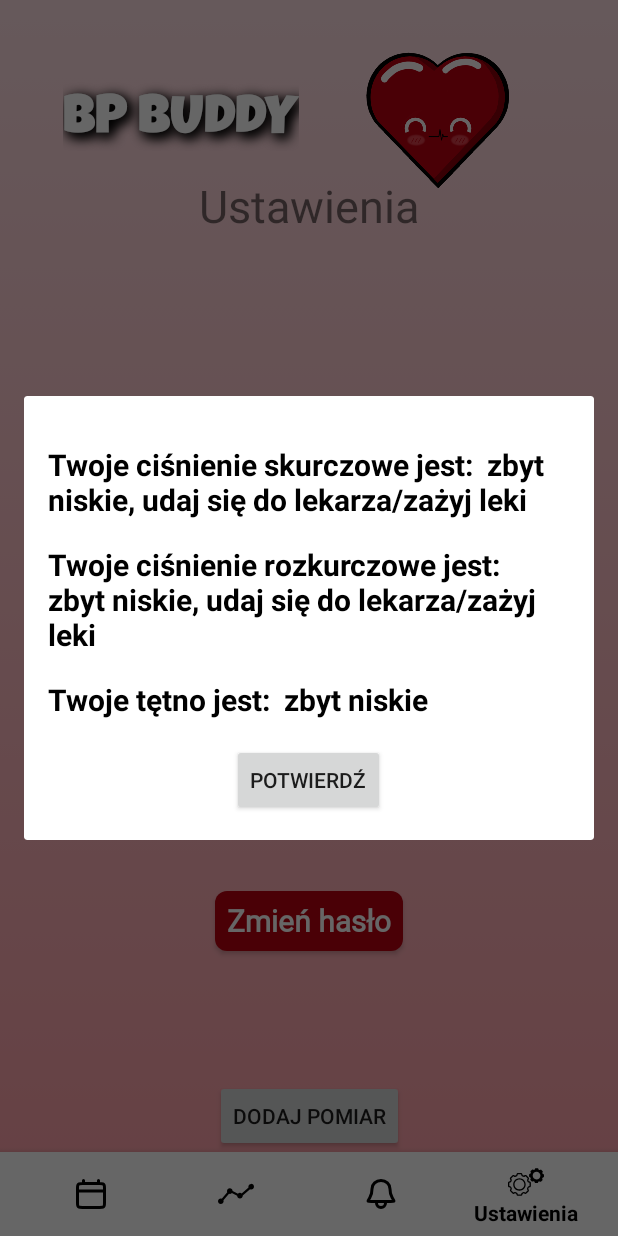
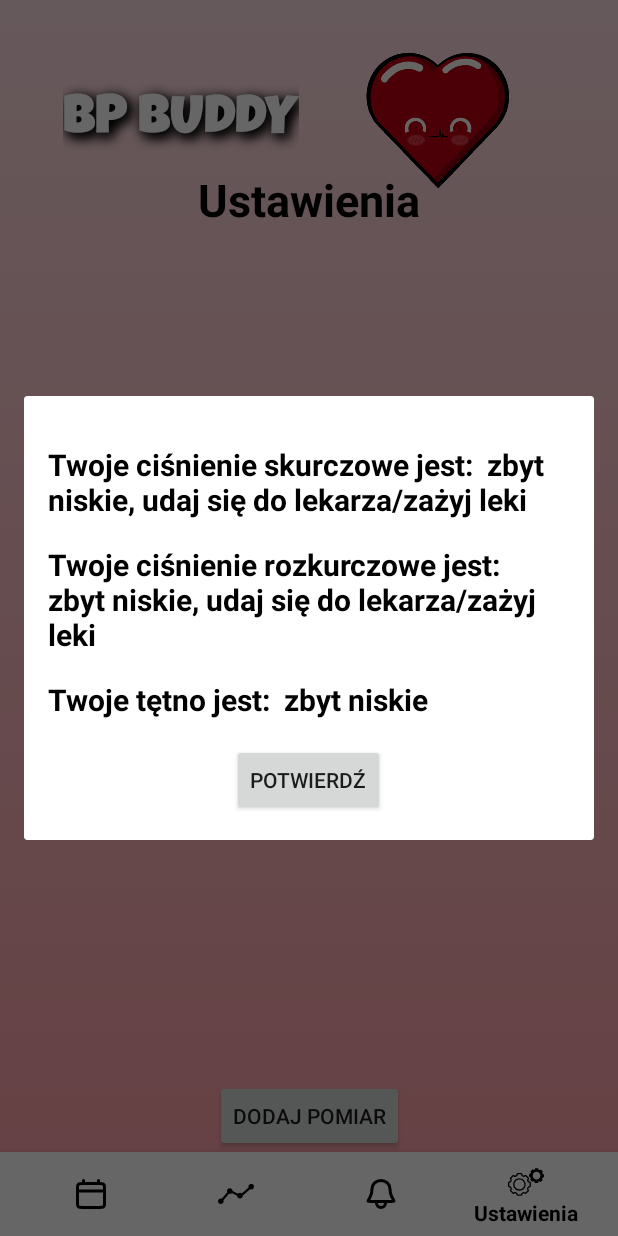
Before and after one commit to WiktoriaPabis/Aplikacja_BP_buddy, an Android app: the fragment MeasurementInfoDialogFragment placed in its activity, item 4 of the bottom bar chosen, on a phone screen of 412 x 824 dp. Run offline under Robolectric (Android 15) with nearby library versions, the phone set to English and light mode, and no system bars; our stand-ins replace Firebase (no records; nobody signed in at launch, a user with empty details on screens opened directly).

Commit message:
edycja i usuwanie pomairów, kolejne dodatkowe zabezpieczenia

```diff
--- a/app/src/main/java/com/example/bp_buddy/MeasuerementInfo.kt
+++ b/app/src/main/java/com/example/bp_buddy/MeasuerementInfo.kt
@@ -20,6 +20,9 @@ import java.util.*
 import androidx.fragment.app.DialogFragment
 import com.google.android.material.snackbar.Snackbar
 
+/**
+ * Fragment dialogowy do wyświetlania informacji o dokonanym pomiarze ciśnienia krwi.
+ */
 class MeasurementInfoDialogFragment : DialogFragment(), View.OnClickListener {
 
     private var previousFragment: DialogFragment?
@@ -38,10 +41,23 @@ class MeasurementInfoDialogFragment : DialogFragment(), View.OnClickListener {
 
     }
 
+    /**
+     * Metoda ustawiająca poprzedni fragment dialogowy, który wywołał bieżący dialog.
+     *
+     * @param fragment Poprzedni fragment dialogowy.
+     */
     fun setPreviousFragment(fragment: DialogFragment) {
         previousFragment = fragment
     }
 
+    /**
+     * Metoda cyklu życia fragmentu dialogowego, odpowiedzialna za tworzenie i inflację widoku dialogowego.
+     *
+     * @param inflater           Inflater używany do inflacji widoku.
+     * @param container          Kontener rodzicowski, do którego zostanie dołączony widok dialogowy.
+     * @param savedInstanceState Zapisany stan fragmentu, jeśli jest ponownie tworzony po zniszczeniu.
+     * @return Zainicjalizowany widok dialogowy.
+     */
     @SuppressLint("MissingInflatedId")
     override fun onCreateView(
         inflater: LayoutInflater, container: ViewGroup?,
@@ -70,6 +86,11 @@ class MeasurementInfoDialogFragment : DialogFragment(), View.OnClickListener {
         return view
     }
 
+    /**
+     * Metoda obsługująca kliknięcia przycisków w dialogu.
+     *
+     * @param view Widok, który został kliknięty.
+     */
     override fun onClick(view: View?) {
         when (view?.id) {
             R.id.confirmButton1 -> {
@@ -82,14 +103,21 @@ class MeasurementInfoDialogFragment : DialogFragment(), View.OnClickListener {
 
     }
 // diastolic= rozkurczowe
+    /**
+     * Metoda do wyświetlenia informacji o dokonanym pomiarze.
+     *
+     * @param systolicValue  Wartość ciśnienia skurczowego.
+     * @param diastolicValue Wartość ciśnienia rozkurczowego.
+     * @param pulseValue     Wartość tętna.
+     */
     private fun measurementInformation(systolicValue: Int, diastolicValue: Int, pulseValue: Int) {
         val baseText1 = "Twoje ciśnienie skurczowe jest: "
         val baseText2 = "Twoje ciśnienie rozkurczowe jest: "
         val baseText3 = "Twoje tętno jest: "
 
     val condition1 = when {
-        systolicValue in 0..90 -> "zbyt niskie, udaj się do lekarza/zażyj leki"
-        systolicValue in 90..120 -> "optymalne"
+        systolicValue in 0..89 -> "zbyt niskie, udaj się do lekarza/zażyj leki"
+        systolicValue in 90..119 -> "optymalne"
         systolicValue in 120..129 -> "w normie"
         systolicValue in 130..139 -> "wysokie"
         systolicValue > 140 -> "zbyt wysokie, udaj się do lekarza/zażyj leki"
@@ -100,8 +128,8 @@ class MeasurementInfoDialogFragment : DialogFragment(), View.OnClickListener {
 
 
     val condition2 = when {
-        diastolicValue in 0..60 -> "zbyt niskie, udaj się do lekarza/zażyj leki"
-        diastolicValue in 60..80 -> "optymalne"
+        diastolicValue in 0..59 -> "zbyt niskie, udaj się do lekarza/zażyj leki"
+        diastolicValue in 60..79 -> "optymalne"
         diastolicValue in 80..84 -> "w normie"
         diastolicValue in 85..89 -> "wysokie"
         diastolicValue > 90 -> "zbyt wysokie, udaj się do lekarza/zażyj leki"
@@ -111,7 +139,7 @@ class MeasurementInfoDialogFragment : DialogFragment(), View.OnClickListener {
         measurementInfo2?.text = updatedText2
 
     val condition3 = when {
-        pulseValue in 0..60 -> "zbyt niskie"
+        pulseValue in 0..59 -> "zbyt niskie"
         pulseValue in 60..100 -> "w normie"
         pulseValue > 100 -> "zbyt wysokie"
         else -> ""
--- a/app/src/main/java/com/example/bp_buddy/MeasurementAdapter.kt
+++ b/app/src/main/java/com/example/bp_buddy/MeasurementAdapter.kt
@@ -6,8 +6,10 @@ import android.view.ViewGroup
 import android.widget.TextView
 import androidx.recyclerview.widget.RecyclerView
 
-class MeasurementsAdapter(private val measurementsList: List<Map<String, Any>>) :
-    RecyclerView.Adapter<MeasurementsAdapter.MeasurementViewHolder>() {
+
+class MeasurementsAdapter(private val measurementsList: List<Map<String, Any>>,
+                          private val clickListener: (Int) -> Unit // Listener dla kliknięcia elementu
+    ): RecyclerView.Adapter<MeasurementsAdapter.MeasurementViewHolder>() {
 
     override fun onCreateViewHolder(parent: ViewGroup, viewType: Int): MeasurementViewHolder {
         val view = LayoutInflater.from(parent.context).inflate(R.layout.measurement_adapter, parent, false)
@@ -17,6 +19,11 @@ class MeasurementsAdapter(private val measurementsList: List<Map<String, Any>>)
     override fun onBindViewHolder(holder: MeasurementViewHolder, position: Int) {
         val measurement = measurementsList[position]
         holder.bind(measurement)
+
+        // Ustawienie OnClickListener dla elementu w RecyclerView
+        holder.itemView.setOnClickListener {
+            clickListener.invoke(holder.adapterPosition)
+        }
     }
 
     override fun getItemCount(): Int = measurementsList.size
--- a/app/src/main/java/com/example/bp_buddy/SettingsFragment.kt
+++ b/app/src/main/java/com/example/bp_buddy/SettingsFragment.kt
@@ -10,18 +10,33 @@ import android.widget.Button
 import androidx.fragment.app.Fragment
 import com.google.firebase.auth.FirebaseAuth
 
-
+/**
+ * Fragment ustawień aplikacji, obsługujący opcje zmiany hasła i wylogowania użytkownika.
+ */
 class SettingsFragment : Fragment() {
     private var logoutButton: Button? = null
     private var passwordChangeButton: Button? = null
 
-    override fun onCreateView(
-        inflater: LayoutInflater, container: ViewGroup?,
-        savedInstanceState: Bundle?
-    ): View? {
+    /**
+     * Metoda cyklu życia fragmentu, odpowiadająca za tworzenie i inflację widoku fragmentu.
+     *
+     * @param inflater           Inflater używany do inflacji widoku.
+     * @param container          Kontener rodzicowski, do którego zostanie dołączony widok fragmentu
+     *                           (null, jeśli nie ma).
+     * @param savedInstanceState Zapisany stan fragmentu, jeśli jest ponownie tworzony po zniszczeniu.
+     * @return Zainicjalizowany widok fragmentu.
+     */
+    override fun onCreateView(inflater: LayoutInflater, container: ViewGroup?,
+                              savedInstanceState: Bundle?): View? {
         return inflater.inflate(R.layout.fragment_settings, container, false)
     }
 
+    /**
+     * Metoda cyklu życia fragmentu, wywoływana po tym, jak widok fragmentu został utworzony.
+     *
+     * @param view               Zainicjalizowany widok fragmentu.
+     * @param savedInstanceState Zapisany stan fragmentu, jeśli jest ponownie tworzony po zniszczeniu.
+     */
     override fun onViewCreated(view: View, savedInstanceState: Bundle?) {
         super.onViewCreated(view, savedInstanceState)
 
--- a/app/src/main/res/layout/fragment_history.xml
+++ b/app/src/main/res/layout/fragment_history.xml
@@ -97,11 +97,11 @@
 
     <Button
         android:id="@+id/refreshButton"
-        android:layout_width="80dp"
-        android:layout_height="30dp"
+        android:layout_width="75dp"
+        android:layout_height="28dp"
         android:layout_marginTop="24dp"
         android:text="Odśwież"
-        android:textSize="12dp"
+        android:textSize="14dp"
         android:textAllCaps="false"
         android:textStyle="bold"
         android:textColor="@color/white"
--- a/app/src/main/res/layout/fragment_settings.xml
+++ b/app/src/main/res/layout/fragment_settings.xml
@@ -42,11 +42,9 @@
         android:layout_width="0dp"
         android:layout_height="0dp"
         app:layout_constraintBottom_toTopOf="@+id/bottomNavigationView"
-        app:layout_constraintEnd_toStartOf="parent"
+        app:layout_constraintEnd_toEndOf="parent"
         app:layout_constraintStart_toStartOf="parent"
         app:layout_constraintTop_toTopOf="parent">
-
-
     </FrameLayout>
 
     <com.google.android.material.bottomnavigation.BottomNavigationView
@@ -59,24 +57,26 @@
         app:layout_constraintBottom_toBottomOf="parent"
         app:layout_constraintEnd_toEndOf="parent"
         app:layout_constraintStart_toStartOf="parent"
-        app:menu="@menu/bottom_navigation_bar"/>
+        app:menu="@menu/bottom_navigation_bar" />
 
     <TextView
         android:id="@+id/textView2"
         android:layout_width="wrap_content"
         android:layout_height="wrap_content"
+        android:layout_marginTop="12dp"
+        android:textStyle="bold"
+        android:textColor="@color/black"
         android:text="Ustawienia"
         android:textSize="30sp"
-        app:layout_constraintTop_toBottomOf="@id/name"
+        app:layout_constraintEnd_toEndOf="parent"
         app:layout_constraintStart_toStartOf="parent"
-        app:layout_constraintEnd_toEndOf="parent"
-        android:layout_marginTop="16dp"/>
+        app:layout_constraintTop_toBottomOf="@id/name" />
 
     <Button
         android:id="@+id/logoutButton"
         android:layout_width="120dp"
         android:layout_height="40dp"
-        android:layout_marginTop="24dp"
+        android:layout_marginTop="150dp"
         android:text="Wyloguj"
         android:textSize="20sp"
         android:textAllCaps="false"
@@ -85,17 +85,16 @@
         android:background="@drawable/button_box"
         app:backgroundTint="@color/buttonRed"
         android:fontFamily="@font/in"
-        app:layout_constraintTop_toTopOf="parent"
-        app:layout_constraintBottom_toBottomOf="parent"
+        app:layout_constraintTop_toBottomOf="@id/textView2"
         app:layout_constraintStart_toStartOf="parent"
         app:layout_constraintEnd_toEndOf="parent"
-        android:layout_marginBottom="16dp"/>
+        app:layout_constraintBottom_toTopOf="@id/passwordChangeButton" />
 
     <Button
         android:id="@+id/passwordChangeButton"
         android:layout_width="125dp"
         android:layout_height="40dp"
-        android:layout_marginTop="24dp"
+        android:layout_marginTop="16dp"
         android:text="Zmień hasło"
         android:textSize="20sp"
         android:textAllCaps="false"
@@ -104,11 +103,8 @@
         android:background="@drawable/button_box"
         app:backgroundTint="@color/buttonRed"
         android:fontFamily="@font/in"
-        app:layout_constraintTop_toTopOf="@id/logoutButton"
-        app:layout_constraintBottom_toBottomOf="parent"
+        app:layout_constraintTop_toBottomOf="@id/logoutButton"
         app:layout_constraintStart_toStartOf="parent"
-        app:layout_constraintEnd_toEndOf="parent"
-        android:layout_marginBottom="16dp"/>
-
+        app:layout_constraintEnd_toEndOf="parent" />
 
 </androidx.constraintlayout.widget.ConstraintLayout>
```
Also changed, not shown: app/src/main/java/com/example/bp_buddy/AddMeasurement.kt (+33 -2 lines), app/src/main/java/com/example/bp_buddy/FirestoreClass.kt (deleted, +0 -34 lines), app/src/main/java/com/example/bp_buddy/GraphFragment.kt (+0 -45 lines), app/src/main/java/com/example/bp_buddy/HistoryFragment.kt (+39 -5 lines), app/src/main/java/com/example/bp_buddy/LoginActivity.kt (+1 -13 lines), app/src/main/java/com/example/bp_buddy/MainActivity.kt (+15 -2 lines), app/src/main/java/com/example/bp_buddy/MeasurementEdit.kt (added, +166 -0 lines), app/src/main/java/com/example/bp_buddy/PasswordChange.kt (+35 -1 lines), app/src/main/java/com/example/bp_buddy/RegisterActivity.kt (+1 -13 lines), app/src/main/java/com/example/bp_buddy/User.kt (+13 -0 lines), app/src/main/res/layout/fragment_measurement_edit.xml (added, +120 -0 lines).
